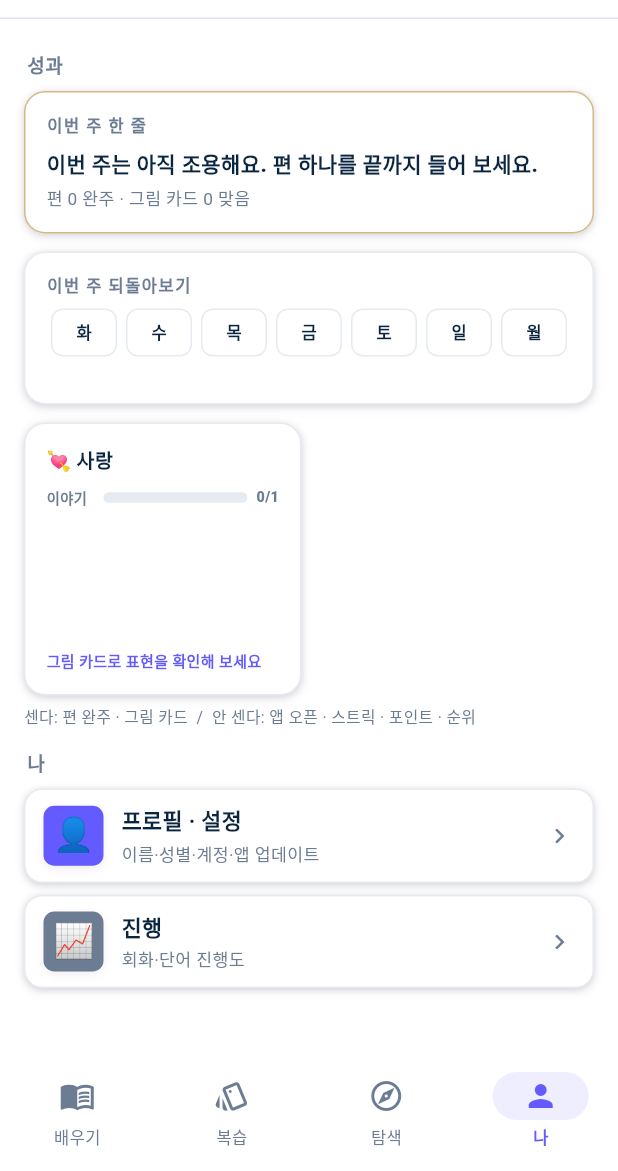
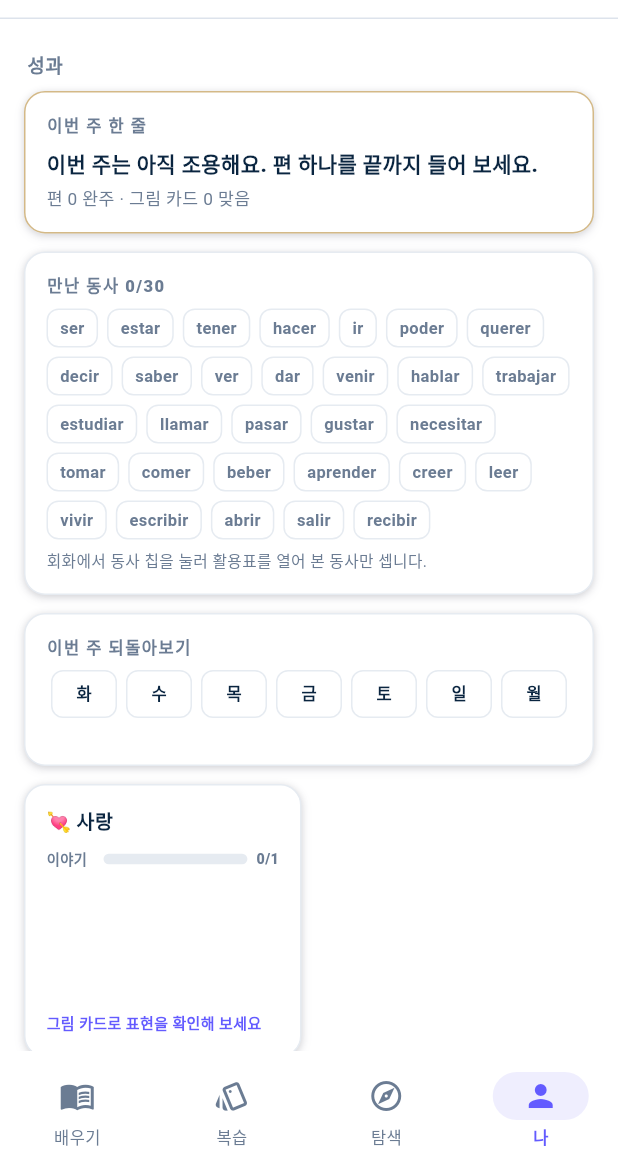
Before and after one commit to talkverselab/talkverse-es, a Flutter app: the screen it shows after launch, item 4 of the bottom bar chosen, on a phone screen of 412 x 824 dp, the part 65-1236 px from its top. Run offline on Flutter 3.47's test engine with Material 3 defaults, Android fonts, the phone set to English and light mode, and no system bars; our stand-ins replace audioplayers, csv, drift, drift_flutter, flutter_secure_storage, flutter_tts and 4 more; missing offline and left inert: flutter_web_auth_2; accounts and stored records are empty; generated files the repository leaves out were written again; network calls fail; Roboto replaces fonts that are missing (Pretendard); statements that could not run were skipped.

Commit message:
feat: 시안 ES-01 「동사 칩」 — 회화 캡션 아래 활용형 → 원형·인칭·시제, 활용표 시트, 「만난 동사 n/30」
- services/verb_index.dart: 핵심 동사 30개 활용형 역색인(낱말 단위), 새 콘텐츠 없음
- widgets/verb_chips.dart: 칩 하나 「● soy ser · yo · 현재」, 누르면 현재·단순과거 6인칭 시트(재생 일시정지)
- 성과: 시트로 본 동사 기록, 「나」 탭 30칸 격자, 배우기 「동사 활용」 부제
- 아이패드 스크린샷 확인(넘침 0, 테스트 통과)

Co-Authored-By: Claude Opus 5.5 <noreply@anthropic.com>
Claude-Session: https://claude.ai/code/session_01KoGVSrVAkfJodRb71WUcnA

```diff
--- a/lib/core/l10n_dict.dart
+++ b/lib/core/l10n_dict.dart
@@ -208,6 +208,13 @@ const Map<String, String> kDictEn = {
   '금': 'Fri',
   '토': 'Sat',
   '일': 'Sun',
+  // 시안 ES-01 동사 칩(2026-11-03)
+  '만난 동사 {0}/{1}': 'Verbs met {0}/{1}',
+  '회화에서 동사 칩을 눌러 활용표를 열어 본 동사만 셉니다.': 'Counts only verbs whose table you opened from a verb chip in a dialogue.',
+  '현재': 'Present',
+  '단순과거': 'Preterite',
+  '동사 활용 전체 보기': 'See all conjugations',
+  '센다: 편 완주 · 그림 카드 · 만난 동사  /  안 센다: 앱 오픈 · 스트릭 · 포인트 · 순위': 'Counts: finished episodes · picture cards · verbs met  /  Not counted: app opens · streaks · points · rankings',
 };
 
 const Map<String, String> kDictJa = {
@@ -404,6 +411,13 @@ const Map<String, String> kDictJa = {
   '금': '金',
   '토': '土',
   '일': '日',
+  // 시안 ES-01 동사 칩(2026-11-03)
+  '만난 동사 {0}/{1}': '出会った動詞 {0}/{1}',
+  '회화에서 동사 칩을 눌러 활용표를 열어 본 동사만 셉니다.': '会話の動詞チップから活用表を開いた動詞だけを数えます。',
+  '현재': '現在',
+  '단순과거': '単純過去',
+  '동사 활용 전체 보기': '活用表をすべて見る',
+  '센다: 편 완주 · 그림 카드 · 만난 동사  /  안 센다: 앱 오픈 · 스트릭 · 포인트 · 순위': '数える：完走・絵カード・出会った動詞 ／ 数えない：起動・連続日数・ポイント・順位',
 };
 
 const Map<String, String> kDictZh = {
@@ -600,4 +614,11 @@ const Map<String, String> kDictZh = {
   '금': '五',
   '토': '六',
   '일': '日',
+  // 시안 ES-01 동사 칩(2026-11-03)
+  '만난 동사 {0}/{1}': '遇到的动词 {0}/{1}',
+  '회화에서 동사 칩을 눌러 활용표를 열어 본 동사만 셉니다.': '只计算在对话中点开动词标签查看变位表的动词。',
+  '현재': '现在时',
+  '단순과거': '简单过去时',
+  '동사 활용 전체 보기': '查看全部变位',
+  '센다: 편 완주 · 그림 카드 · 만난 동사  /  안 센다: 앱 오픈 · 스트릭 · 포인트 · 순위': '计入：完成集数・图片卡・遇到的动词 ／ 不计入：打开次数・连续天数・积分・排名',
 };
--- /dev/null
+++ b/lib/services/verb_index.dart
@@ -0,0 +1,72 @@
+import 'dart:convert';
+
+import 'package:flutter/services.dart' show rootBundle;
+
+/// 핵심 동사 30개(`assets/data/grammar/verbs_core.json`)의 활용형 역색인 — 시안 ES-01 「동사 칩」(2026-11-03).
+/// 회화 문장을 낱말로 나눠 활용형(`soy`·`tengo`·`hablas`)을 찾고 원형·인칭·시제를 돌려준다. 새 콘텐츠는 만들지 않는다.
+class VerbInfo {
+  final String inf;
+  final String ko;
+  final String group; // ar | er | ir | irregular
+  final List<String> present;
+  final List<String> preterite;
+  const VerbInfo({required this.inf, required this.ko, required this.group, required this.present, required this.preterite});
+}
+
+/// 문장 속 활용형 하나: 그 형이 될 수 있는 (동사, 인칭, 시제) 후보들.
+class VerbHit {
+  final String form;
+  final List<(VerbInfo, int, String)> matches; // (동사, 인칭 0~5, 'present'|'preterite')
+  const VerbHit(this.form, this.matches);
+}
+
+class VerbIndex {
+  VerbIndex._();
+  static final VerbIndex instance = VerbIndex._();
+
+  final List<VerbInfo> verbs = [];
+  List<String> persons = const ['yo', 'tú', 'él/ella', 'nosotros', 'vosotros', 'ellos'];
+  final Map<String, List<(VerbInfo, int, String)>> _byForm = {};
+  Future<void>? _loading;
+
+  Future<void> ensureLoaded() => _loading ??= _load();
+
+  Future<void> _load() async {
+    try {
+      final j = json.decode(await rootBundle.loadString('assets/data/grammar/verbs_core.json')) as Map<String, dynamic>;
+      persons = (j['persons'] as List?)?.cast<String>() ?? persons;
+      for (final v in (j['verbs'] as List? ?? const [])) {
+        final m = v as Map<String, dynamic>;
+        final info = VerbInfo(
+          inf: m['inf'] as String,
+          ko: m['ko'] as String? ?? '',
+          group: m['group'] as String? ?? '',
+          present: (m['present'] as List?)?.cast<String>() ?? const [],
+          preterite: (m['preterite'] as List?)?.cast<String>() ?? const [],
+        );
+        verbs.add(info);
+        for (var i = 0; i < info.present.length; i++) {
+          _byForm.putIfAbsent(info.present[i].toLowerCase(), () => []).add((info, i, 'present'));
+        }
+        for (var i = 0; i < info.preterite.length; i++) {
+          _byForm.putIfAbsent(info.preterite[i].toLowerCase(), () => []).add((info, i, 'preterite'));
+        }
+      }
+    } catch (_) {}
+  }
+
+  /// 문장 속 활용형(나온 순서, 같은 형은 한 번). 낱말 단위로만 맞춘다(`es` 가 `eres` 에 걸리지 않게).
+  List<VerbHit> hitsIn(String text) {
+    final out = <VerbHit>[];
+    final seen = <String>{};
+    for (final m in RegExp(r'[\p{L}]+', unicode: true).allMatches(text)) {
+      final w = m.group(0)!.toLowerCase();
+      final hits = _byForm[w];
+      if (hits == null || !seen.add(w)) continue;
+      out.add(VerbHit(m.group(0)!, hits));
+    }
+    return out;
+  }
+
+  static String tenseKo(String tense) => tense == 'present' ? '현재' : '단순과거';
+}
--- a/lib/widgets/achievement_desk.dart
+++ b/lib/widgets/achievement_desk.dart
@@ -5,6 +5,7 @@ import '../core/l10n.dart';
 import '../core/theme.dart';
 import '../services/achievement_service.dart';
 import '../services/dialogue_service.dart';
+import '../services/verb_index.dart';
 import '../widgets/spanish_decor.dart';
 
 /// 「나」 탭 성과 데스크 — 일본어앱 achievement_desk.dart 를 옮긴 것(2026-11-02).
@@ -34,6 +35,7 @@ class _AchievementDeskState extends State<AchievementDesk> {
   Future<void> _reload() async {
     await _a.load();
     await DialogueService.instance.ensureLoaded();
+    await VerbIndex.instance.ensureLoaded();
     if (mounted) setState(() {});
   }
 
@@ -45,6 +47,8 @@ class _AchievementDeskState extends State<AchievementDesk> {
       final left = Column(crossAxisAlignment: CrossAxisAlignment.stretch, children: [
         _WeekLine(a: _a),
         const SizedBox(height: 12),
+        _VerbsMet(a: _a),
+        const SizedBox(height: 12),
         _WeekDots(a: _a),
       ]);
       final right = _IslandGrid(a: _a, columns: c.maxWidth >= 900 ? 4 : (c.maxWidth >= 380 ? 2 : 1));
@@ -53,7 +57,7 @@ class _AchievementDeskState extends State<AchievementDesk> {
             ? Row(crossAxisAlignment: CrossAxisAlignment.start, children: [Expanded(flex: 5, child: left), const SizedBox(width: 14), Expanded(flex: 7, child: right)])
             : Column(children: [left, const SizedBox(height: 12), right]),
         const SizedBox(height: 6),
-        Text(tr('센다: 편 완주 · 그림 카드  /  안 센다: 앱 오픈 · 스트릭 · 포인트 · 순위'),
+        Text(tr('센다: 편 완주 · 그림 카드 · 만난 동사  /  안 센다: 앱 오픈 · 스트릭 · 포인트 · 순위'),
             style: const TextStyle(fontSize: 10.5, color: AppColors.muted, height: 1.4)),
       ]);
     });
@@ -83,6 +87,36 @@ class _WeekLine extends StatelessWidget {
         Text(line, style: const TextStyle(fontSize: 14, fontWeight: FontWeight.w800, color: AppColors.sumi, height: 1.4)),
         const SizedBox(height: 4),
         Text(trf('편 {0} 완주 · 그림 카드 {1} 맞음', [e, c]), style: const TextStyle(fontSize: 11.5, color: AppColors.muted)),
+      ]),
+    );
+  }
+}
+
+/// 「만난 동사」 — 동사 칩 시트로 본 핵심 동사(시안 ES-01). 숫자보다 30칸 격자.
+class _VerbsMet extends StatelessWidget {
+  final AchievementService a;
+  const _VerbsMet({required this.a});
+  @override
+  Widget build(BuildContext context) {
+    final verbs = VerbIndex.instance.verbs;
+    final seen = a.verbsSeen;
+    return _card(
+      child: Column(crossAxisAlignment: CrossAxisAlignment.start, children: [
+        _label(trf('만난 동사 {0}/{1}', [seen.length, verbs.length])),
+        Wrap(spacing: 6, runSpacing: 6, children: [
+          for (final v in verbs)
+            Container(
+              padding: const EdgeInsets.symmetric(horizontal: 8, vertical: 4),
+              decoration: BoxDecoration(
+                color: seen.contains(v.inf) ? conjColor(v.group).withValues(alpha: 0.12) : AppColors.washi,
+                border: Border.all(color: seen.contains(v.inf) ? conjColor(v.group) : AppColors.line),
+                borderRadius: BorderRadius.circular(8),
+              ),
+              child: Text(v.inf, style: TextStyle(fontSize: 11, fontWeight: FontWeight.w700, color: seen.contains(v.inf) ? AppColors.sumi : AppColors.muted)),
+            ),
+        ]),
+        const SizedBox(height: 6),
+        Text(tr('회화에서 동사 칩을 눌러 활용표를 열어 본 동사만 셉니다.'), style: const TextStyle(fontSize: 10.5, color: AppColors.muted)),
       ]),
     );
   }
```
Also changed, not shown: lib/screens/main_screen.dart (+18 -1 lines), lib/services/achievement_service.dart (+14 -2 lines), lib/widgets/episode_play_pane.dart (+6 -2 lines), lib/widgets/verb_chips.dart (added, +169 -0 lines), 1 other file.
